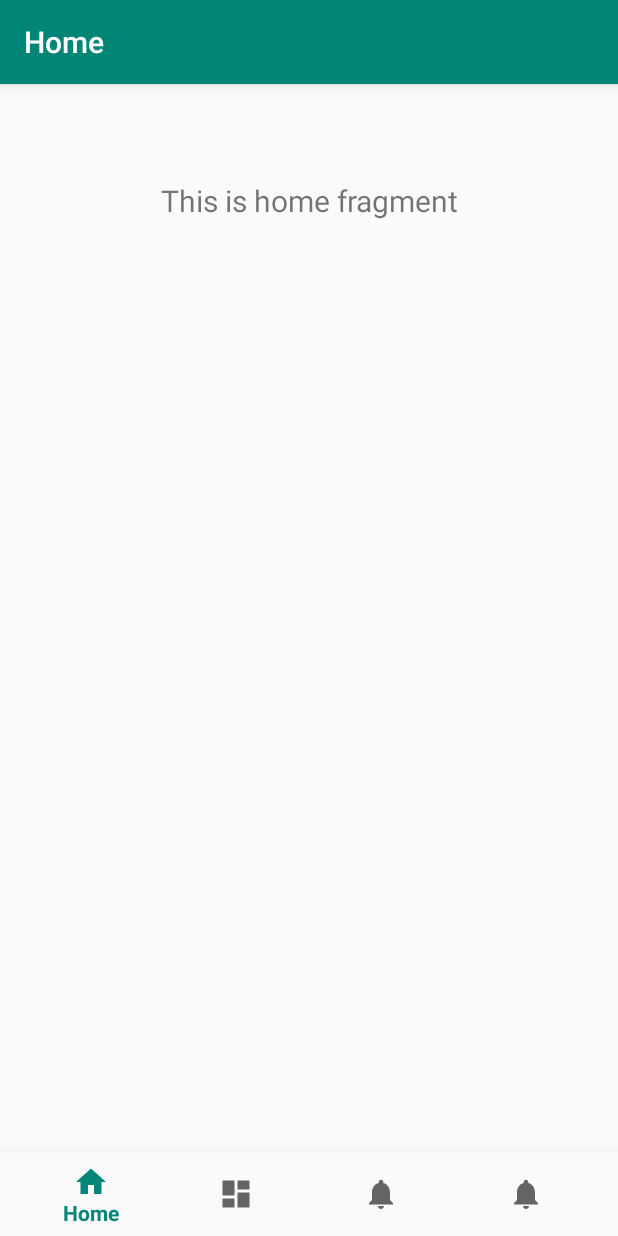
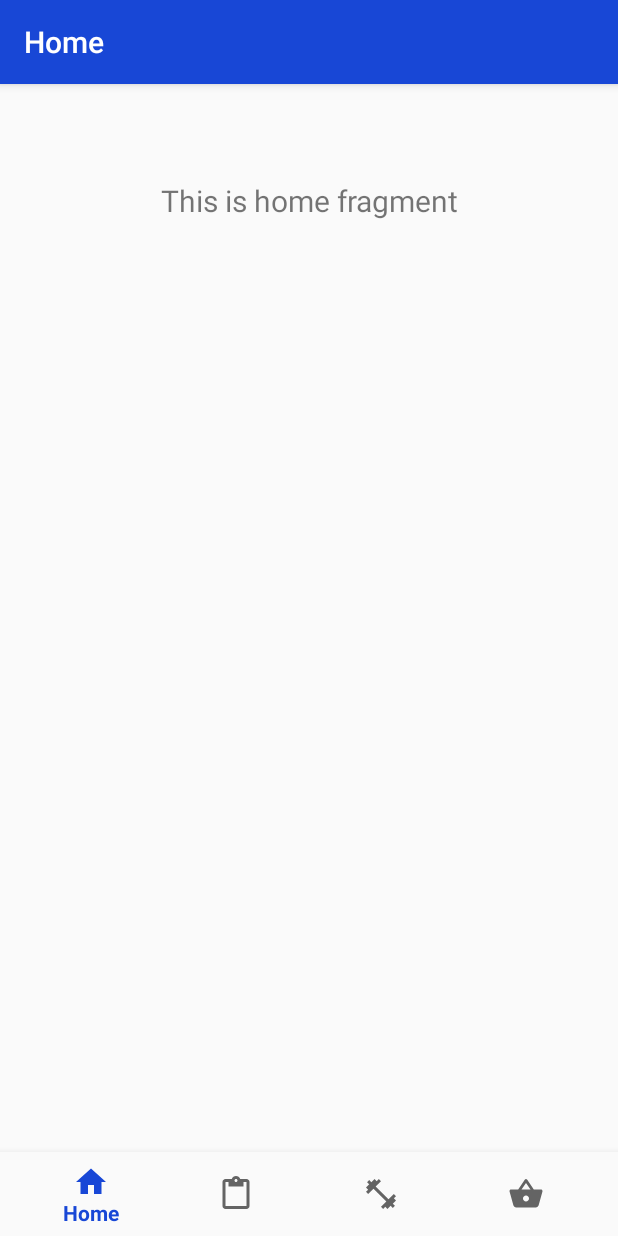
Before and after one commit to MitchLangg/E-QuipmentShop, an Android app: the screen it shows after launch (MainActivity), on a phone screen of 412 x 824 dp. Run offline under Robolectric (Android 15) with nearby library versions, the phone set to English and light mode, and no system bars; our stand-ins replace navigation-ui.

Commit message:
BottomNav Setup 2

```diff
--- a/app/src/main/java/mitchell/lang/e_quipmentshop/ui/home/HomeFragment.java
+++ b/app/src/main/java/mitchell/lang/e_quipmentshop/ui/home/HomeFragment.java
@@ -23,12 +23,15 @@ public class HomeFragment extends Fragment {
                 ViewModelProviders.of(this).get(HomeViewModel.class);
         View root = inflater.inflate(R.layout.fragment_home, container, false);
         final TextView textView = root.findViewById(R.id.text_home);
+        final TextView textView2 = root.findViewById(R.id.text_title);
         homeViewModel.getText().observe(this, new Observer<String>() {
             @Override
             public void onChanged(@Nullable String s) {
                 textView.setText(s);
+
             }
         });
+
         return root;
     }
 }
--- a/app/src/main/java/mitchell/lang/e_quipmentshop/ui/home/HomeViewModel.java
+++ b/app/src/main/java/mitchell/lang/e_quipmentshop/ui/home/HomeViewModel.java
@@ -7,10 +7,14 @@ import androidx.lifecycle.ViewModel;
 public class HomeViewModel extends ViewModel {
 
     private MutableLiveData<String> mText;
+    private MutableLiveData<String> titleText;
 
     public HomeViewModel() {
         mText = new MutableLiveData<>();
         mText.setValue("This is home fragment");
+        titleText = new MutableLiveData<>();
+        titleText.setValue("Hockey");
+
     }
 
     public LiveData<String> getText() {
--- /dev/null
+++ b/app/src/main/res/drawable/ic_content_paste_black_24dp.xml
@@ -0,0 +1,9 @@
+<vector xmlns:android="http://schemas.android.com/apk/res/android"
+        android:width="24dp"
+        android:height="24dp"
+        android:viewportWidth="24.0"
+        android:viewportHeight="24.0">
+    <path
+        android:fillColor="#FF000000"
+        android:pathData="M19,2h-4.18C14.4,0.84 13.3,0 12,0c-1.3,0 -2.4,0.84 -2.82,2L5,2c-1.1,0 -2,0.9 -2,2v16c0,1.1 0.9,2 2,2h14c1.1,0 2,-0.9 2,-2L21,4c0,-1.1 -0.9,-2 -2,-2zM12,2c0.55,0 1,0.45 1,1s-0.45,1 -1,1 -1,-0.45 -1,-1 0.45,-1 1,-1zM19,20L5,20L5,4h2v3h10L17,4h2v16z"/>
+</vector>
--- /dev/null
+++ b/app/src/main/res/drawable/ic_fitness_center_black_24dp.xml
@@ -0,0 +1,9 @@
+<vector xmlns:android="http://schemas.android.com/apk/res/android"
+        android:width="24dp"
+        android:height="24dp"
+        android:viewportWidth="24.0"
+        android:viewportHeight="24.0">
+    <path
+        android:fillColor="#FF000000"
+        android:pathData="M20.57,14.86L22,13.43 20.57,12 17,15.57 8.43,7 12,3.43 10.57,2 9.14,3.43 7.71,2 5.57,4.14 4.14,2.71 2.71,4.14l1.43,1.43L2,7.71l1.43,1.43L2,10.57 3.43,12 7,8.43 15.57,17 12,20.57 13.43,22l1.43,-1.43L16.29,22l2.14,-2.14 1.43,1.43 1.43,-1.43 -1.43,-1.43L22,16.29z"/>
+</vector>
--- /dev/null
+++ b/app/src/main/res/drawable/ic_shopping_basket_black_24dp.xml
@@ -0,0 +1,9 @@
+<vector xmlns:android="http://schemas.android.com/apk/res/android"
+        android:width="24dp"
+        android:height="24dp"
+        android:viewportWidth="24.0"
+        android:viewportHeight="24.0">
+    <path
+        android:fillColor="#FF000000"
+        android:pathData="M17.21,9l-4.38,-6.56c-0.19,-0.28 -0.51,-0.42 -0.83,-0.42 -0.32,0 -0.64,0.14 -0.83,0.43L6.79,9L2,9c-0.55,0 -1,0.45 -1,1 0,0.09 0.01,0.18 0.04,0.27l2.54,9.27c0.23,0.84 1,1.46 1.92,1.46h13c0.92,0 1.69,-0.62 1.93,-1.46l2.54,-9.27L23,10c0,-0.55 -0.45,-1 -1,-1h-4.79zM9,9l3,-4.4L15,9L9,9zM12,17c-1.1,0 -2,-0.9 -2,-2s0.9,-2 2,-2 2,0.9 2,2 -0.9,2 -2,2z"/>
+</vector>
--- a/app/src/main/res/layout/fragment_home.xml
+++ b/app/src/main/res/layout/fragment_home.xml
@@ -16,4 +16,17 @@
         app:layout_constraintEnd_toEndOf="parent"
         app:layout_constraintStart_toStartOf="parent"
         app:layout_constraintTop_toTopOf="parent" />
+
+    <TextView
+        android:id="@+id/text_title"
+        android:layout_width="match_parent"
+        android:layout_height="wrap_content"
+        android:layout_marginStart="8dp"
+        android:layout_marginTop="8dp"
+        android:layout_marginEnd="8dp"
+        android:textAlignment="center"
+        android:textSize="20sp"
+        app:layout_constraintEnd_toEndOf="parent"
+        app:layout_constraintStart_toStartOf="parent"
+        app:layout_constraintTop_toTopOf="parent" />
 </androidx.constraintlayout.widget.ConstraintLayout>
--- a/app/src/main/res/menu/bottom_nav_menu.xml
+++ b/app/src/main/res/menu/bottom_nav_menu.xml
@@ -8,17 +8,17 @@
 
     <item
         android:id="@+id/navigation_rules"
-        android:icon="@drawable/ic_dashboard_black_24dp"
+        android:icon="@drawable/ic_content_paste_black_24dp"
         android:title="@string/title_rules" />
 
     <item
         android:id="@+id/navigation_equipment"
-        android:icon="@drawable/ic_notifications_black_24dp"
+        android:icon="@drawable/ic_fitness_center_black_24dp"
         android:title="@string/title_equipment" />
 
     <item
         android:id="@+id/navigation_stickpick"
-        android:icon="@drawable/ic_notifications_black_24dp"
+        android:icon="@drawable/ic_shopping_basket_black_24dp"
         android:title="@string/title_stickpick"
         />
 
--- a/app/src/main/res/values/colors.xml
+++ b/app/src/main/res/values/colors.xml
@@ -1,6 +1,6 @@
 <?xml version="1.0" encoding="utf-8"?>
 <resources>
-    <color name="colorPrimary">#008577</color>
-    <color name="colorPrimaryDark">#00574B</color>
-    <color name="colorAccent">#D81B60</color>
+    <color name="colorPrimary">#1847d6</color>
+    <color name="colorPrimaryDark">#ed3b3b</color>
+    <color name="colorAccent">#ffffff</color>
 </resources>
```
